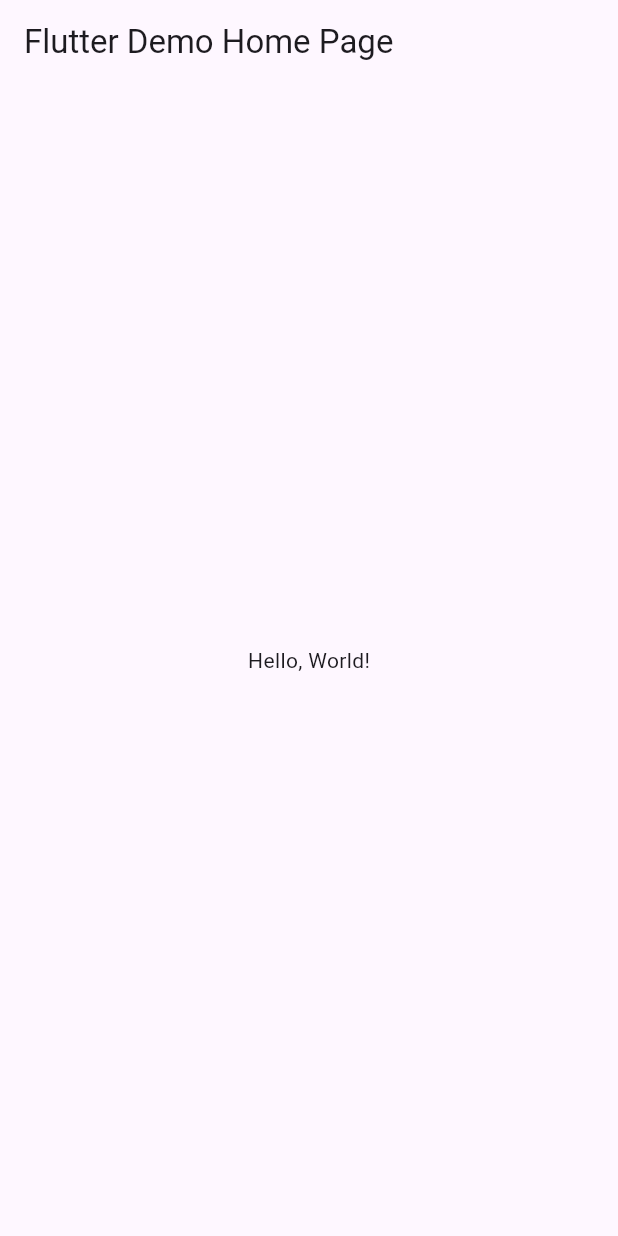
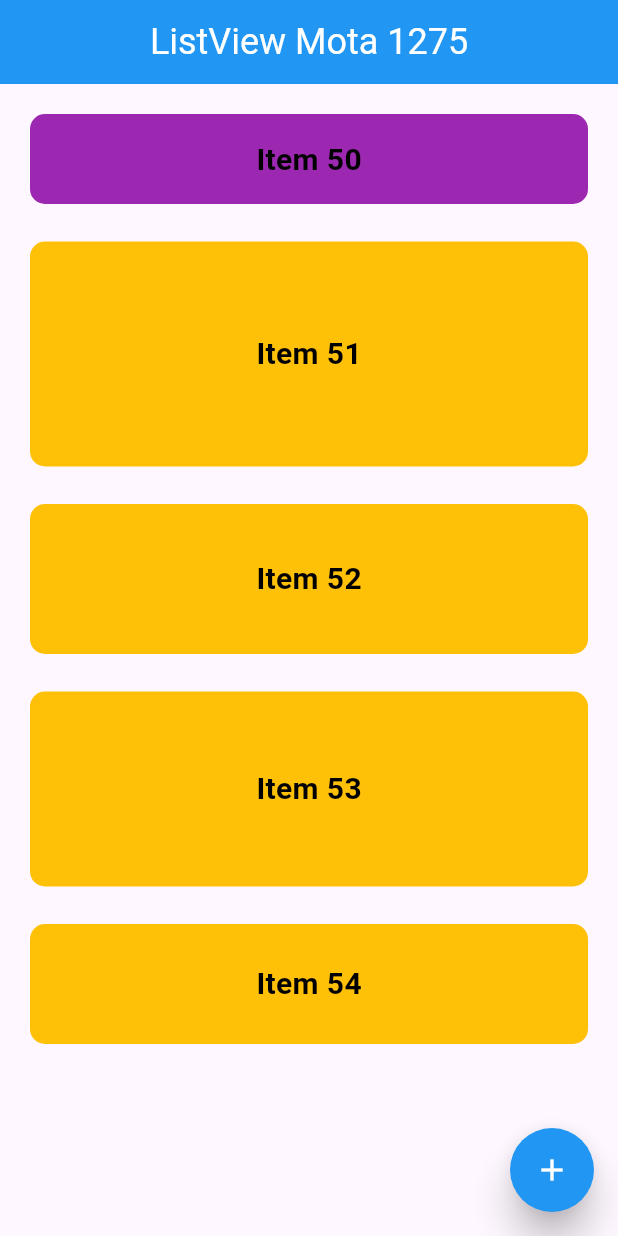
Before and after one commit to Mota-Jesus/Examen_Mota_1274, a Flutter app: the screen it shows after launch, on a phone screen of 412 x 824 dp. Run offline on Flutter 3.47's test engine with Material 3 defaults, Android fonts, the phone set to English and light mode, and no system bars.

Commit message:
subir captura

```diff
--- a/lib/main.dart
+++ b/lib/main.dart
@@ -1,42 +1,94 @@
 import 'package:flutter/material.dart';
 
-void main() => runApp(MyApp());
+void main() {
+  runApp(MyApp());
+}
 
 class MyApp extends StatelessWidget {
-  const MyApp({super.key});
-  // This widget is the root of your application.
   @override
   Widget build(BuildContext context) {
     return MaterialApp(
-      // Application name
-      title: 'Flutter Hello World',
-      // Application theme data, you can set the colors for the application as
-      // you want
-      theme: ThemeData(
-        // useMaterial3: false,
-        primarySwatch: Colors.blue,
-      ),
-      // A widget which will be started on application startup
-      home: MyHomePage(title: 'Flutter Demo Home Page'),
+      debugShowCheckedModeBanner: false,
+      home: MyHomePage(),
     );
   }
 }
 
 class MyHomePage extends StatelessWidget {
-  final String title;
-  const MyHomePage({super.key, required this.title});
+  final List<String> items = [
+    "Item 50",
+    "Item 51",
+    "Item 52",
+    "Item 53",
+    "Item 54"
+  ];
 
   @override
   Widget build(BuildContext context) {
     return Scaffold(
       appBar: AppBar(
-        // The title text which will be shown on the action bar
-        title: Text(title),
+        title: const Text("ListView Mota 1275"),
+        centerTitle: true,
+        titleTextStyle: const TextStyle(color: Colors.white, fontSize: 24),
+        backgroundColor: Colors.blue,
       ),
-      body: Center(
-        child: Text(
-          'Hello, World!',
+      body: Padding(
+        padding: EdgeInsets.symmetric(horizontal: 20),
+        child: ListView.builder(
+          padding: EdgeInsets.only(top: 20),
+          itemCount: items.length,
+          itemBuilder: (context, index) {
+            double height;
+            switch (index) {
+              case 1:
+                height = 150;
+                break;
+              case 2:
+                height = 100;
+                break;
+              case 3:
+                height = 130;
+                break;
+              case 4:
+                height = 80;
+                break;
+              default:
+                height = 60;
+            }
+
+            return Container(
+              margin: EdgeInsets.only(bottom: 25),
+              padding: EdgeInsets.all(16),
+              height: height,
+              decoration: BoxDecoration(
+                color: index == 0 ? Colors.purple : Colors.amber,
+                borderRadius: BorderRadius.circular(10),
+              ),
+              child: Center(
+                child: Text(
+                  items[index],
+                  style: TextStyle(
+                    fontSize: 20,
+                    fontWeight: FontWeight.bold,
+                    color: Colors.black,
+                  ),
+                ),
+              ),
+            );
+          },
         ),
+      ),
+      floatingActionButton: FloatingActionButton(
+        onPressed: () {
+          // Acción del botón
+        },
+        backgroundColor: Colors.blue,
+        child: Icon(Icons.add, color: Colors.white),
+        shape: RoundedRectangleBorder(
+          // Hace que el botón sea más redondo
+          borderRadius: BorderRadius.circular(100),
+        ),
+        elevation: 10, // Agrega sombra para que se vea más flotante
       ),
     );
   }
```
Also changed, not shown: ListViewFinal.png (added).
